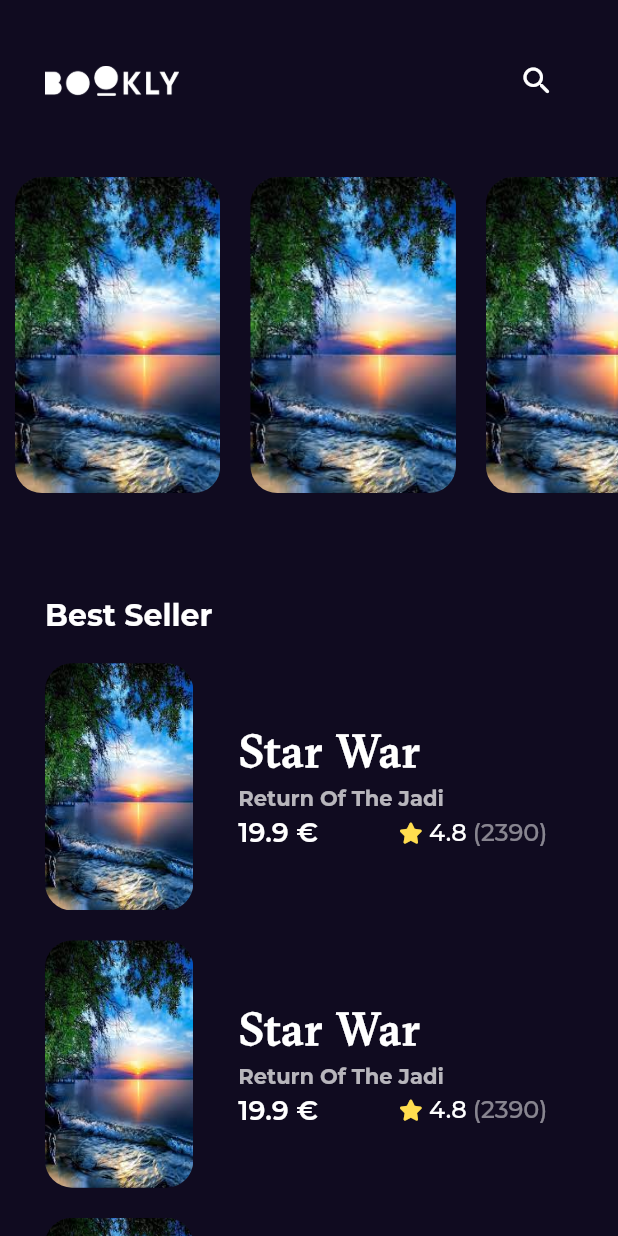
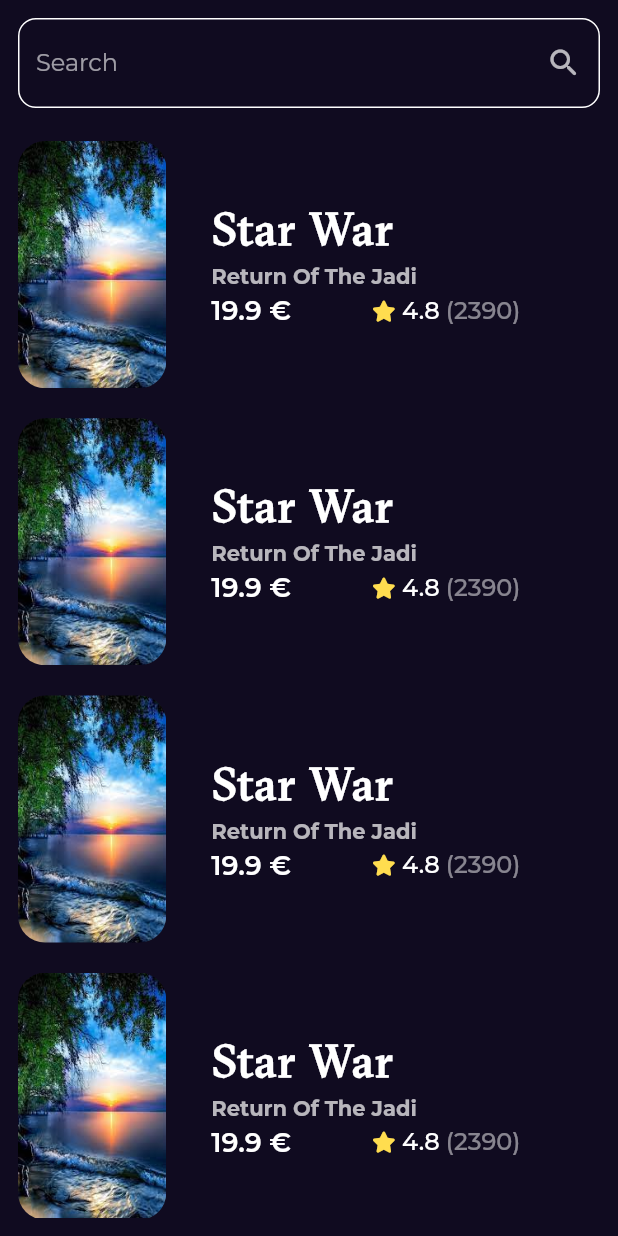
Before and after one commit to mohamedrabia1/book_app, a Flutter app: the screen it shows after launch, after a tap on the "search" icon, on a phone screen of 412 x 824 dp. Run offline on Flutter 3.47's test engine with Material 2 defaults, Android fonts, the phone set to English and light mode, and no system bars; our stand-ins replace font_awesome_flutter, google_fonts.

Commit message:
finished book detials screen and search screen ui

```diff
--- a/lib/core/utils/app_colors.dart
+++ b/lib/core/utils/app_colors.dart
@@ -2,5 +2,5 @@ import 'package:flutter/material.dart';
 
 class AppColors {
   static const Color primaryColor = Color(0xff100B20);
-
+  static const Color transparent = Colors.transparent;
 }
--- a/lib/core/utils/app_router.dart
+++ /dev/null
@@ -1,32 +0,0 @@
-
-import 'package:go_router/go_router.dart';
-
-import '../../Features/Splash/presentation/views/splash_view.dart';
-import '../../features/home/presentation/views/home_view.dart';
-
-abstract class AppRouter {
-  static const kHomeView = '/homeView';
-  static const kBookDetailsView = '/bookDetailsView';
-  static const kSearchView = '/searchView';
-
-  static final router = GoRouter(
-    routes: [
-      GoRoute(
-        path: '/',
-        builder: (context, state) => const SplashView(),
-      ),
-      // GoRoute(
-      //   path: kSearchView,
-      //   builder: (context, state) => const SearchView(),
-      // ),
-      GoRoute(
-        path: kHomeView,
-        builder: (context, state) => const HomeView(),
-      ),
-      // GoRoute(
-      //   path: kBookDetailsView,
-      //   builder: (context, state) => const BookDetailsView(),
-      // ),
-    ],
-  );
-}
--- a/lib/core/utils/styles.dart
+++ b/lib/core/utils/styles.dart
@@ -14,7 +14,6 @@ abstract class Styles {
   static const textStyle30 = TextStyle(
     fontSize: 30,
     fontWeight: FontWeight.w900,
-    fontFamily: kGtSectraFine,
     letterSpacing: 1.2,
   );
   static const textStyle14 = TextStyle(
--- a/lib/features/home/presentation/views/home_view.dart
+++ b/lib/features/home/presentation/views/home_view.dart
@@ -2,7 +2,8 @@ import 'package:book_app/features/home/presentation/views/widgets/home_view_body
 import 'package:flutter/material.dart';
 
 class HomeView extends StatelessWidget {
-  const HomeView({Key? key}) : super(key: key);
+  static const routeName = "home";
+
 
   @override
   Widget build(BuildContext context) {
--- a/lib/features/home/presentation/views/widgets/book_list_view_item.dart
+++ b/lib/features/home/presentation/views/widgets/book_list_view_item.dart
@@ -1,6 +1,7 @@
 import 'package:book_app/core/utils/app_assets.dart';
 import 'package:book_app/core/utils/constants.dart';
 import 'package:book_app/core/utils/styles.dart';
+import 'package:book_app/features/home/presentation/views/book_details_view.dart';
 import 'package:book_app/features/home/presentation/views/widgets/book_rating.dart';
 import 'package:flutter/material.dart';
 
@@ -9,9 +10,12 @@ class BookListViewItem extends StatelessWidget {
 
   @override
   Widget build(BuildContext context) {
-    return Container(
+    return GestureDetector(
+      onTap: (){
+        Navigator.pushNamed(context, BookDetailsView.routeName);
+      },
+      child: Container(
         height: MediaQuery.of(context).size.height * .2,
-
         child: Row(
           children: [
             AspectRatio(
@@ -57,6 +61,7 @@ class BookListViewItem extends StatelessWidget {
             )
           ],
         ),
+      ),
     );
   }
 }
--- a/lib/features/home/presentation/views/widgets/book_rating.dart
+++ b/lib/features/home/presentation/views/widgets/book_rating.dart
@@ -8,7 +8,7 @@ class BookRating extends StatelessWidget {
   @override
   Widget build(BuildContext context) {
     return  const Row(
-      mainAxisAlignment: MainAxisAlignment.start,
+     mainAxisAlignment: MainAxisAlignment.center,
       children: [
         Icon(FontAwesomeIcons.solidStar,
             size: 14,
--- a/lib/features/home/presentation/views/widgets/custom_app_bar.dart
+++ b/lib/features/home/presentation/views/widgets/custom_app_bar.dart
@@ -1,4 +1,5 @@
 import 'package:book_app/core/utils/app_assets.dart';
+import 'package:book_app/features/search/presentation/view/search_view.dart';
 import 'package:flutter/material.dart';
 
 class CustomAppBar extends StatelessWidget {
@@ -13,7 +14,9 @@ class CustomAppBar extends StatelessWidget {
            children: [
              Image.asset(AppAssets.splash,height: 20),
              Spacer(),
-             IconButton(onPressed: (){}, icon: Icon(Icons.search_rounded))
+             IconButton(onPressed: (){
+               Navigator.pushNamed(context, SearchView.routeName);
+             }, icon: Icon(Icons.search_rounded))
            ],
         ),
       )
--- a/lib/features/home/presentation/views/widgets/custom_book_item.dart
+++ b/lib/features/home/presentation/views/widgets/custom_book_item.dart
@@ -7,10 +7,10 @@ class CustomBookItem extends StatelessWidget {
   @override
   Widget build(BuildContext context) {
     return AspectRatio(
-        aspectRatio: 2.6 / 4,
+        aspectRatio: 2.5 / 4,
       child: Container(
         decoration: BoxDecoration(
-            borderRadius: BorderRadius.circular(18),
+            borderRadius: BorderRadius.circular(10),
           image: DecorationImage(
               fit: BoxFit.fill,
               image: AssetImage(AppAssets.test,))
--- /dev/null
+++ b/lib/features/search/presentation/view/search_view.dart
@@ -0,0 +1,13 @@
+import 'package:book_app/features/search/presentation/view/widgets/search_view_body.dart';
+import 'package:flutter/material.dart';
+
+class SearchView extends StatelessWidget {
+  static const routeName = "search";
+
+
+  @override
+  Widget build(BuildContext context) {
+    return Scaffold(
+        body: SafeArea(child: SearchViewBody()));
+  }
+}
--- /dev/null
+++ b/lib/features/search/presentation/view/widgets/custom_search_text_field.dart
@@ -0,0 +1,23 @@
+import 'package:flutter/material.dart';
+
+class CustomSearchTextField extends StatelessWidget {
+  const CustomSearchTextField({super.key});
+
+  @override
+  Widget build(BuildContext context) {
+    return TextField(
+      decoration: InputDecoration(
+        focusedBorder: OutlineInputBorder(
+          borderSide: BorderSide(color: Colors.white),
+          borderRadius: BorderRadius.circular(12),
+        ),
+        enabledBorder: OutlineInputBorder(
+           borderSide: BorderSide(color: Colors.white),
+          borderRadius: BorderRadius.circular(12),
+        ),
+        hintText: "Search",
+        suffixIcon: IconButton(onPressed: (){},icon: Icon(Icons.search_rounded),)
+      ),
+    );
+  }
+}
--- /dev/null
+++ b/lib/features/search/presentation/view/widgets/search_view_body.dart
@@ -0,0 +1,32 @@
+import 'package:book_app/features/home/presentation/views/widgets/book_list_view_item.dart';
+import 'package:book_app/features/search/presentation/view/widgets/custom_search_text_field.dart';
+import 'package:flutter/material.dart';
+
+class SearchViewBody extends StatelessWidget {
+  const SearchViewBody({super.key});
+
+  @override
+  Widget build(BuildContext context) {
+    return Padding(
+      padding: const EdgeInsets.all(12),
+      child: Column(
+        children: [
+          CustomSearchTextField(),
+          SizedBox(height: 12,),
+          Expanded(
+            child: ListView.builder(
+              padding: EdgeInsets.zero,
+              itemCount: 10,
+              itemBuilder: (context, index) {
+                return const Padding(
+                  padding: EdgeInsets.symmetric(vertical: 10),
+                  child: BookListViewItem(),
+                );
+              },
+            ),
+          )
+        ],
+      ),
+    );
+  }
+}
--- a/lib/features/splash/presentation/views/splash_view.dart
+++ b/lib/features/splash/presentation/views/splash_view.dart
@@ -4,7 +4,7 @@ import 'package:flutter/src/foundation/key.dart';
 import 'package:flutter/src/widgets/framework.dart';
 
 class SplashView extends StatelessWidget {
-  const SplashView({Key? key}) : super(key: key);
+  static const routeName = "splash";
 
   @override
   Widget build(BuildContext context) {
--- a/lib/features/splash/presentation/views/widgets/splash_view_body.dart
+++ b/lib/features/splash/presentation/views/widgets/splash_view_body.dart
@@ -1,10 +1,9 @@
 
 
 import 'package:book_app/core/utils/app_assets.dart';
-import 'package:book_app/core/utils/app_router.dart';
+import 'package:book_app/features/home/presentation/views/home_view.dart';
 import 'package:flutter/cupertino.dart';
 import 'package:flutter/material.dart';
-import 'package:go_router/go_router.dart';
 import 'sliding_text.dart';
 
 class SplashViewbody extends StatefulWidget {
@@ -66,7 +65,7 @@ class _SplashViewbodyState extends State<SplashViewbody>
     Future.delayed(
       const Duration(seconds: 2),
       () {
-        GoRouter.of(context).push(AppRouter.kHomeView);
+       Navigator.pushReplacementNamed(context, HomeView.routeName);
       },
     );
   }
--- a/lib/main.dart
+++ b/lib/main.dart
@@ -1,8 +1,10 @@
+import 'package:book_app/features/home/presentation/views/book_details_view.dart';
+import 'package:book_app/features/home/presentation/views/home_view.dart';
+import 'package:book_app/features/search/presentation/view/search_view.dart';
 import 'package:flutter/material.dart';
 import 'package:google_fonts/google_fonts.dart';
-
 import 'core/utils/app_colors.dart';
-import 'core/utils/app_router.dart';
+import 'features/splash/presentation/views/splash_view.dart';
 
 void main() {
   runApp(const MyApp());
@@ -13,14 +15,19 @@ class MyApp extends StatelessWidget {
 
   @override
   Widget build(BuildContext context) {
-    return MaterialApp.router(
-      routerConfig: AppRouter.router,
+    return MaterialApp(
       debugShowCheckedModeBanner: false,
       theme: ThemeData.dark().copyWith(
         scaffoldBackgroundColor: AppColors.primaryColor,
         textTheme: GoogleFonts.montserratTextTheme(ThemeData.dark().textTheme),
-
       ),
-    );;
+        routes: {
+          BookDetailsView.routeName: (_) =>  BookDetailsView(),
+          HomeView.routeName: (_) =>  HomeView(),
+          SearchView.routeName: (_) =>  SearchView(),
+          SplashView.routeName: (_) => SplashView()
+        },
+        initialRoute: SplashView.routeName
+    );
   }
 }
```
Also changed, not shown: lib/features/home/presentation/views/book_details_view.dart (added, +14 -0 lines), lib/features/home/presentation/views/widgets/book_details_view_body.dart (added, +103 -0 lines), lib/features/home/presentation/views/widgets/custom_buttom.dart (added, +32 -0 lines). Lines whose indentation alone changed are shown as unchanged.
